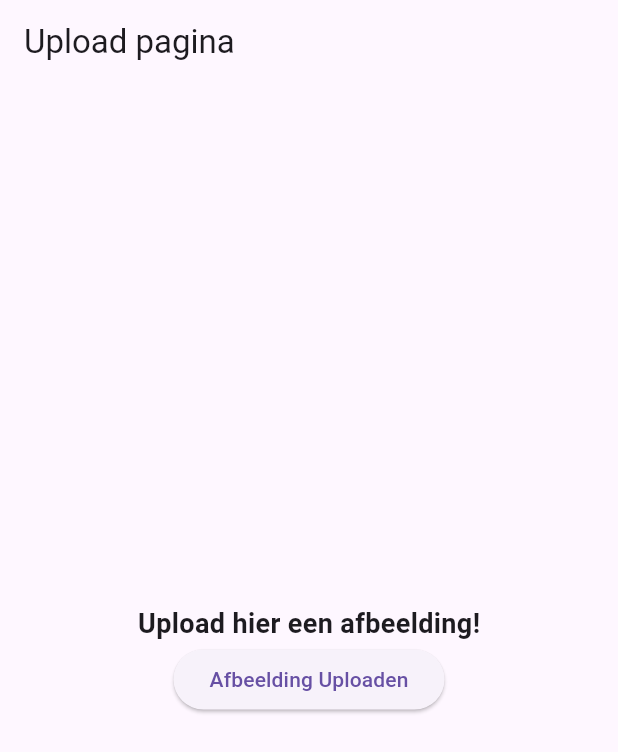
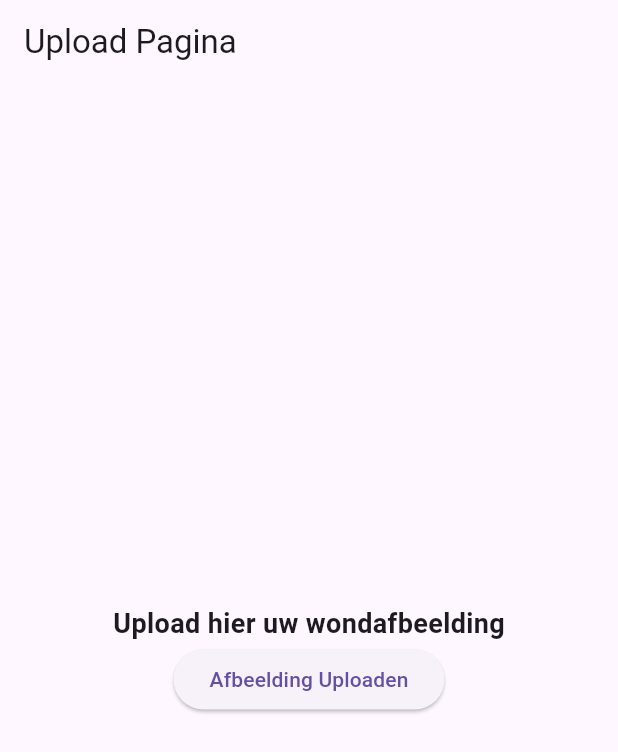
Before and after one commit to koen-sikkema/wound-recognition-frontend, a Flutter app: the UploadPage screen opened by its route, on a phone screen of 412 x 824 dp. Shown: the top 752 px of the screen. Run offline on Flutter 3.47's test engine with Material 3 defaults, Android fonts, the phone set to English and light mode, and no system bars; our stand-ins replace go_router.

Commit message:
[ADD] constnts to upload page

```diff
--- a/wound_recognition_frontend/lib/constants/app_strings.dart
+++ b/wound_recognition_frontend/lib/constants/app_strings.dart
@@ -4,4 +4,5 @@ class AppStrings{
   static const String uploadPage = 'Upload Pagina';
   static const String resultPage = 'Result Pagina';
   static const String homePage = 'Home Pagina';
+  static const String uploadButtonText = 'Afbeelding Uploaden';
 }
--- a/wound_recognition_frontend/lib/pages/result_page.dart
+++ b/wound_recognition_frontend/lib/pages/result_page.dart
@@ -1,8 +1,11 @@
 import 'package:flutter/material.dart';
 import 'package:wound_recognition_frontend/widgets/custom_app_bar.dart';
+import 'package:wound_recognition_frontend/constants/app_constants.dart';
+import 'package:wound_recognition_frontend/constants/app_strings.dart';
 
 
 class ResultPage extends StatefulWidget {
+  // @TODO add the super key
   State<ResultPage> createState() => _ResultPageState();
 }
 
--- a/wound_recognition_frontend/lib/pages/upload_page.dart
+++ b/wound_recognition_frontend/lib/pages/upload_page.dart
@@ -1,25 +1,28 @@
 import 'package:flutter/material.dart';
 import 'package:go_router/go_router.dart';
 import 'package:wound_recognition_frontend/widgets/custom_app_bar.dart';
+import 'package:wound_recognition_frontend/constants/app_constants.dart';
+import 'package:wound_recognition_frontend/constants/app_strings.dart';
 
 class UploadPage extends StatefulWidget {
+  // @TODO add the super key
   State<UploadPage> createState() => _UploadPageState();
 }
 class _UploadPageState extends State<UploadPage> {
   @override
   Widget build(BuildContext context) {
     return Scaffold(
-      appBar: const CustomAppBar(title: 'Upload pagina'),
+      appBar: const CustomAppBar(title: AppStrings.uploadPage),
       body: Center(
         child: Column(
           mainAxisAlignment: MainAxisAlignment.center,
           children: [
-            const Text('Upload hier een afbeelding!',
+            const Text(AppStrings.uploadImageText,
                 style: TextStyle(fontSize: 18, fontWeight: FontWeight.bold)
             ),
             ElevatedButton(
               onPressed: () => context.go('/'),
-              child: const Text('Afbeelding Uploaden'),
+              child: const Text(AppStrings.uploadButtonText),
             ),
           ],
         ),
```
